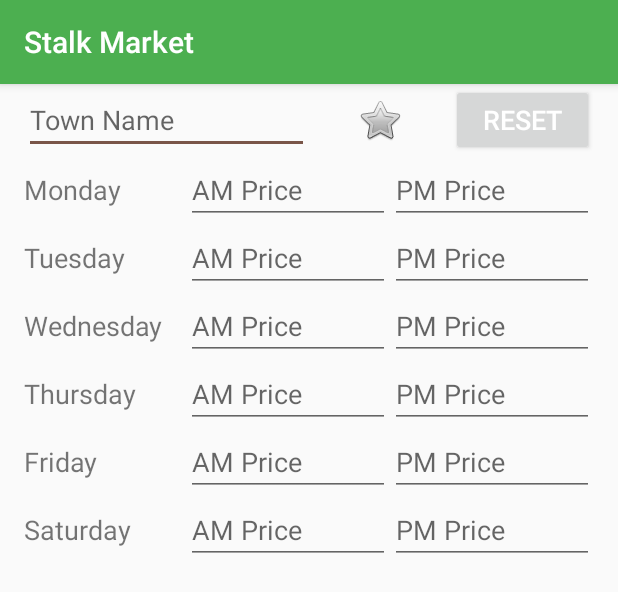
After one commit to ericchu94/StalkMarket, an Android app: the layout town_detail.xml on its own in the app's theme, with its tools: preview values and no code run, on a phone screen of 412 x 824 dp. The commit adds this screen. Shown: the top 592 px of the screen. Run offline under Robolectric (Android 15) with nearby library versions, the phone set to English and light mode, and no system bars.

Commit message:
Added layout xml for editing town stalk price and updated values/strings.xml to support layout xml

```diff
--- /dev/null
+++ b/app/src/main/res/layout/town_detail.xml
@@ -0,0 +1,135 @@
+<?xml version="1.0" encoding="utf-8"?>
+<RelativeLayout xmlns:android="http://schemas.android.com/apk/res/android"
+    android:layout_width="match_parent" android:layout_height="match_parent"
+    android:layout_marginLeft="@dimen/activity_horizontal_margin"
+    android:layout_marginRight="@dimen/activity_horizontal_margin">
+    <LinearLayout android:id="@+id/NameBlock" android:layout_alignParentTop="true"
+        android:layout_width="match_parent" android:layout_height="wrap_content">
+        <EditText android:id="@+id/TownName" android:hint="@string/name_box"
+            android:layout_width="0dp"
+            android:layout_height="wrap_content"
+            android:layout_weight="2"
+            android:textSize="8pt"
+            android:inputType="text" />
+        <ImageButton android:id="@+id/btn_favorite"
+            android:layout_width="0dp"
+            android:layout_height="fill_parent"
+            android:src="@android:drawable/btn_star"
+            android:background="#00ffffff"
+            android:layout_weight="1" />
+        <Button android:id="@+id/btn_rst"
+            android:text="@string/reset_btn"
+            android:layout_width="0dp"
+            android:layout_height="wrap_content"
+            android:layout_weight="1"
+            android:textSize="8pt"/>
+    </LinearLayout>
+    <ScrollView android:layout_below="@id/NameBlock"
+        android:layout_height="wrap_content" android:layout_width="match_parent">
+        <RelativeLayout android:layout_width="fill_parent"
+            android:layout_height="wrap_content">
+            <LinearLayout android:id="@+id/MondayPrice" android:layout_alignParentTop="true"
+                android:layout_width="fill_parent"
+                android:layout_height="wrap_content"
+                android:orientation="horizontal">
+                <TextView android:text="Monday" android:layout_width="0dp"
+                    android:layout_height="wrap_content"
+                    android:layout_weight="4"
+                    android:textSize="8pt"/>
+                <EditText android:hint="AM Price" android:layout_width="0dp"
+                    android:layout_height="wrap_content"
+                    android:layout_weight="5"
+                    android:inputType="number"/>
+                <EditText android:hint="PM Price" android:layout_width="0dp"
+                    android:layout_height="wrap_content"
+                    android:layout_weight="5"
+                    android:inputType="number"/>
+            </LinearLayout>
+            <LinearLayout android:id="@+id/TuesdayPrice" android:layout_below="@id/MondayPrice"
+                android:layout_width="fill_parent"
+                android:layout_height="wrap_content"
+                android:orientation="horizontal">
+                <TextView android:text="Tuesday" android:layout_width="0dp"
+                    android:layout_height="wrap_content"
+                    android:layout_weight="4"
+                    android:textSize="8pt"/>
+                <EditText android:hint="AM Price" android:layout_width="0dp"
+                    android:layout_height="wrap_content"
+                    android:layout_weight="5"
+                    android:inputType="number"/>
+                <EditText android:hint="PM Price" android:layout_width="0dp"
+                    android:layout_height="wrap_content"
+                    android:layout_weight="5"
+                    android:inputType="number"/>
+            </LinearLayout>
+            <LinearLayout android:id="@+id/WednesdayPrice" android:layout_below="@id/TuesdayPrice"
+                android:layout_width="fill_parent"
+                android:layout_height="wrap_content"
+                android:orientation="horizontal">
+                <TextView android:text="Wednesday" android:layout_width="0dp"
+                    android:layout_height="wrap_content"
+                    android:layout_weight="4"
+                    android:textSize="8pt"/>
+                <EditText android:hint="AM Price" android:layout_width="0dp"
+                    android:layout_height="wrap_content"
+                    android:layout_weight="5"
+                    android:inputType="number" />
+                <EditText android:hint="PM Price" android:layout_width="0dp"
+                    android:layout_height="wrap_content"
+                    android:layout_weight="5"
+                    android:inputType="number" />
+            </LinearLayout>
+            <LinearLayout android:id="@+id/ThursdayPrice" android:layout_below="@id/WednesdayPrice"
+                android:layout_width="fill_parent"
+                android:layout_height="wrap_content"
+                android:orientation="horizontal">
+                <TextView android:text="Thursday" android:layout_width="0dp"
+                    android:layout_height="wrap_content"
+                    android:layout_weight="4"
+                    android:textSize="8pt"/>
+                <EditText android:hint="AM Price" android:layout_width="0dp"
+                    android:layout_height="wrap_content"
+                    android:layout_weight="5"
+                    android:inputType="number" />
+                <EditText android:hint="PM Price" android:layout_width="0dp"
+                    android:layout_height="wrap_content"
+                    android:layout_weight="5"
+                    android:inputType="number" />
+            </LinearLayout>
+            <LinearLayout android:id="@+id/FridayPrice" android:layout_below="@id/ThursdayPrice"
+                android:layout_width="fill_parent"
+                android:layout_height="wrap_content"
+                android:orientation="horizontal">
+                <TextView android:text="Friday" android:layout_width="0dp"
+                    android:layout_height="wrap_content"
+                    android:layout_weight="4"
+                    android:textSize="8pt"/>
+                <EditText android:hint="AM Price" android:layout_width="0dp"
+                    android:layout_height="wrap_content"
+                    android:layout_weight="5"
+                    android:inputType="number" />
+                <EditText android:hint="PM Price" android:layout_width="0dp"
+                    android:layout_height="wrap_content"
+                    android:layout_weight="5"
+                    android:inputType="number" />
+            </LinearLayout>
+            <LinearLayout android:id="@+id/SaturdayPrice" android:layout_below="@id/FridayPrice"
+                android:layout_width="fill_parent"
+                android:layout_height="wrap_content"
+                android:orientation="horizontal">
+                <TextView android:text="Saturday" android:layout_width="0dp"
+                    android:layout_height="wrap_content"
+                    android:layout_weight="4"
+                    android:textSize="8pt"/>
+                <EditText android:hint="AM Price" android:layout_width="0dp"
+                    android:layout_height="wrap_content"
+                    android:layout_weight="5"
+                    android:inputType="number" />
+                <EditText android:hint="PM Price" android:layout_width="0dp"
+                    android:layout_height="wrap_content"
+                    android:layout_weight="5"
+                    android:inputType="number" />
+            </LinearLayout>
+        </RelativeLayout>
+    </ScrollView>
+</RelativeLayout>
--- a/app/src/main/res/values/strings.xml
+++ b/app/src/main/res/values/strings.xml
@@ -5,6 +5,9 @@
     <string name="hello_world">Hello world!</string>
     <string name="action_settings">Settings</string>
 
+    <string name="name_box">Town Name</string>
+    <string name="reset_btn">Reset</string>
+
     <!-- TODO: Remove or change this placeholder text -->
     <string name="hello_blank_fragment">Hello blank fragment</string>
 </resources>
```
